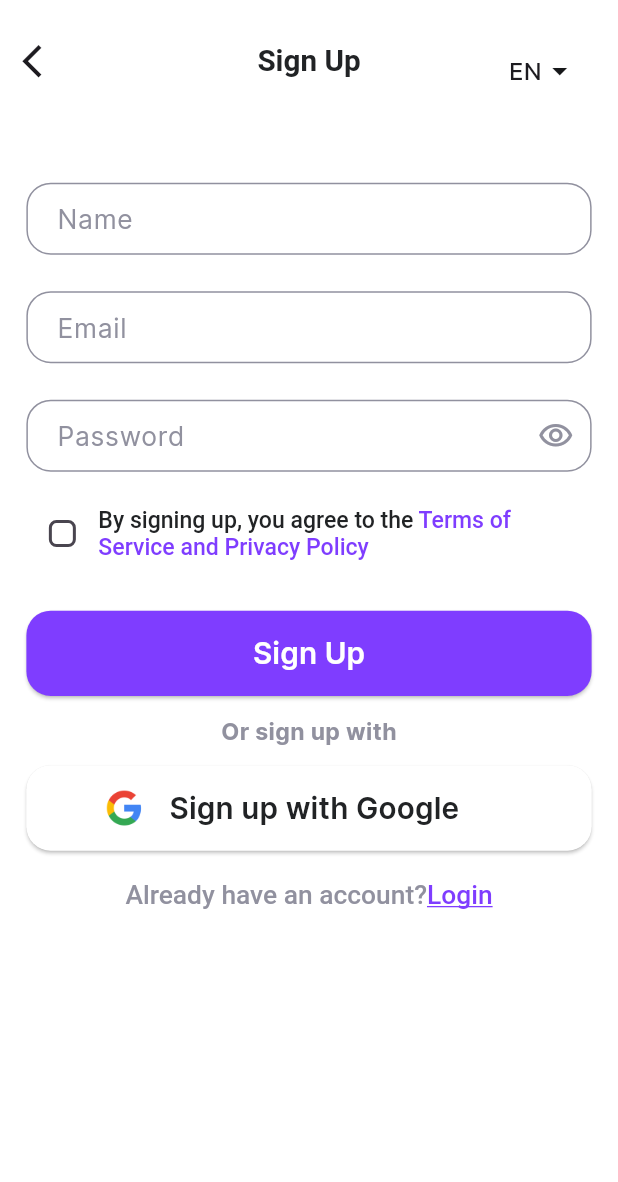
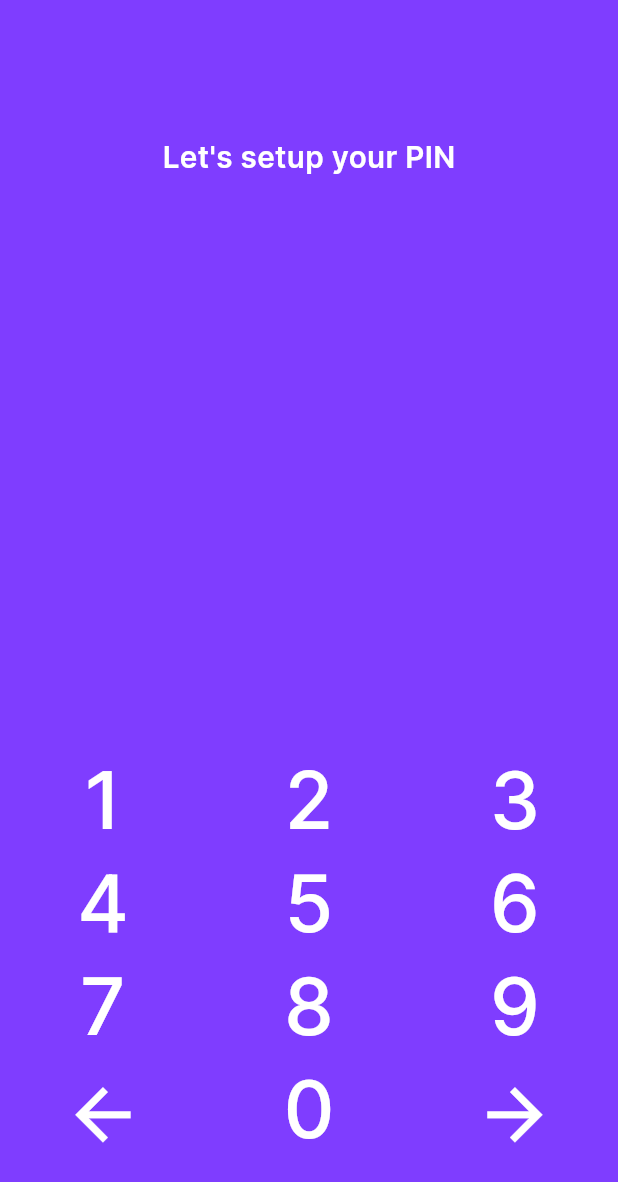
Before and after one commit to BakriIWNL/internship_implementation, a Flutter app: the SignUpScreen screen opened by its route, after a tap on "Sign Up", on a phone screen of 412 x 824 dp. Shown: the top 1182 px of the screen. Run offline on Flutter 3.47's test engine with Material 3 defaults, Android fonts, the phone set to English and light mode, and no system bars; our stand-ins replace equatable, flutter_bloc, flutter_screenutil, go_router; generated files the repository leaves out were written again.

Commit message:
working on the pin pages tied to the setup.

```diff
--- a/lib/core/routes/route_names.dart
+++ b/lib/core/routes/route_names.dart
@@ -5,4 +5,5 @@ class RouteNames {
   static const String onboarding = '/onboarding';
   static const String forgotPassword = '/forgotpassword';
   static const String emailSent = '/emailsent';
+  static const String enterPin = '/enterpin';
 }
--- a/lib/core/routes/routes.dart
+++ b/lib/core/routes/routes.dart
@@ -12,6 +12,7 @@ import 'package:itcores_internship_project/features/onboarding/presentation/cubi
 import 'package:itcores_internship_project/features/onboarding/presentation/screens/onboarding_screen.dart';
 import 'package:itcores_internship_project/features/onboarding/presentation/screens/splash_screen.dart';
 import 'package:itcores_internship_project/features/signup/presentation/cubits/signup/signup_cubit.dart';
+import 'package:itcores_internship_project/features/signup/presentation/screens/enter_pin_screen.dart';
 import 'package:itcores_internship_project/features/signup/presentation/screens/signup_screen.dart';
 
 class Routes {
@@ -65,6 +66,12 @@ class Routes {
       GoRoute(
           path: RouteNames.emailSent,
           builder: (context, state) => const EmailSent()),
+      GoRoute(
+          path: RouteNames.enterPin,
+          builder: (context, state) => BlocProvider(
+                create: (context) => SignupCubit(),
+                child: const EnterPinScreen(),
+              )),
     ],
   );
 }
--- a/lib/core/utils/app_strings.dart
+++ b/lib/core/utils/app_strings.dart
@@ -31,6 +31,7 @@ class AppStrings {
   static const String alreadyHaveAccount = "Already have an account? ";
   static const String orWith = "Or sign up with";
   static const String googleSignUp = "Sign up with Google";
+  static const String setupPin = "let's setup your PIN";
 
   // final Map<String, dynamic> EN = {
   //     appName: 'montra',
--- a/lib/features/signup/presentation/cubits/signup/signup_cubit.dart
+++ b/lib/features/signup/presentation/cubits/signup/signup_cubit.dart
@@ -13,12 +13,14 @@ class SignupCubit extends Cubit<SignupState> {
   TextEditingController emailController = TextEditingController();
   TextEditingController nameController = TextEditingController();
   TextEditingController passwordController = TextEditingController();
+  TextEditingController pinController = TextEditingController();
 
   @override
   Future<void> close(){
     emailController.dispose();
     nameController.dispose();
     passwordController.dispose();
+    pinController.dispose();
     return super.close();
   }
 
@@ -34,5 +36,9 @@ class SignupCubit extends Cubit<SignupState> {
     emit(state.copyWith(isCheckboxChecked: checkboxValue));
   }
 
+  void onPinEntered(String pin) {
+    pinController.text += pin;
+    debugPrint('Pin entered: $pinController.text');
+  }
 
 }
--- /dev/null
+++ b/lib/features/signup/presentation/screens/enter_pin_screen.dart
@@ -0,0 +1,39 @@
+import 'package:flutter/material.dart';
+import 'package:flutter_bloc/flutter_bloc.dart';
+import 'package:flutter_gen/gen_l10n/app_localizations.dart';
+import 'package:flutter_screenutil/flutter_screenutil.dart';
+import 'package:itcores_internship_project/core/themes/app_colors.dart';
+import 'package:itcores_internship_project/features/signup/presentation/cubits/signup/signup_cubit.dart';
+import 'package:itcores_internship_project/features/signup/presentation/widgets/pin_numpad.dart';
+
+class EnterPinScreen extends StatelessWidget {
+  const EnterPinScreen({super.key});
+
+  @override
+  Widget build(BuildContext context) {
+    return Scaffold(
+      backgroundColor: AppColors.purplePrimary,
+      body: Padding(
+        padding: EdgeInsets.only(top: 90.h),
+        child: Column(
+          mainAxisAlignment: MainAxisAlignment.center,
+          children: <Widget>[
+            Text(
+              AppLocalizations.of(context)!.setupPin,
+              style: TextStyle(
+                  fontSize: 18.sp,
+                  color: AppColors.white,
+                  fontWeight: FontWeight.w600),
+            ),
+            (MediaQuery.of(context).size.height * 0.45).verticalSpace,
+            BlocBuilder<SignupCubit, SignupState>(
+              builder: (context, state) {
+                return const PinNumpad();
+              },
+            ),
+          ],
+        ),
+      ),
+    );
+  }
+}
--- /dev/null
+++ b/lib/features/signup/presentation/widgets/numpadbutton.dart
@@ -0,0 +1,28 @@
+import 'package:flutter/material.dart';
+import 'package:flutter_screenutil/flutter_screenutil.dart';
+import 'package:itcores_internship_project/core/themes/app_colors.dart';
+
+class NumpadButton extends StatelessWidget {
+  final int number;
+  final VoidCallback onPressed;
+
+  const NumpadButton({super.key, required this.number, required this.onPressed});
+
+  @override
+  Widget build(BuildContext context) {
+    return ElevatedButton(
+      onPressed: onPressed,
+      style: ElevatedButton.styleFrom(
+        backgroundColor: AppColors.purplePrimary,
+        shadowColor: Colors.transparent,
+        shape: RoundedRectangleBorder(
+          borderRadius: BorderRadius.circular(16.r),
+        ),
+      ),
+      child: Text(
+        number.toString(),
+        style: TextStyle(fontSize: 48.sp,fontWeight: FontWeight.w500,color: AppColors.white),
+      ),
+    );
+  }
+}
--- /dev/null
+++ b/lib/features/signup/presentation/widgets/pin_numpad.dart
@@ -0,0 +1,55 @@
+import 'package:flutter/material.dart';
+import 'package:flutter_screenutil/flutter_screenutil.dart';
+import 'package:itcores_internship_project/core/themes/app_colors.dart';
+import 'package:itcores_internship_project/features/signup/presentation/widgets/numpadbutton.dart';
+
+class PinNumpad extends StatelessWidget {
+  const PinNumpad({super.key});
+
+  @override
+  Widget build(BuildContext context) {
+    TextEditingController Text = TextEditingController();
+    return Expanded(
+      child: Center(
+        child: GridView.builder(
+          gridDelegate: const SliverGridDelegateWithFixedCrossAxisCount(
+            crossAxisCount: 3,
+            childAspectRatio: 2,
+          ),
+          itemCount: 12,
+          itemBuilder: (context, index) {
+            if (index == 9) {
+              return Padding(
+                padding: EdgeInsets.only(top: 6.h),
+                child: IconButton(
+                  icon: Icon(Icons.arrow_back,color: AppColors.white,size: 50.sp,),
+                  onPressed: () {},
+                ),
+              );
+            } else if (index == 10) {
+              return NumpadButton(
+                number: 0,
+                onPressed: () {},
+              );
+            } else if (index == 11) {
+              return Padding(
+                padding: EdgeInsets.only(top: 6.h),
+                child: IconButton(
+                  icon: Icon(Icons.arrow_forward,color: AppColors.white,size: 50.sp,),
+                  onPressed: () {},
+                ),
+              );
+            }else {
+              return NumpadButton(
+                number: index + 1,
+                onPressed: () {
+                  Text.text = Text.text + (index + 1).toString();
+                },
+              );
+            }
+          },
+        ),
+      ),
+    );
+  }
+}
--- a/lib/features/signup/presentation/widgets/signup_buttons.dart
+++ b/lib/features/signup/presentation/widgets/signup_buttons.dart
@@ -17,7 +17,7 @@ class SignUpButtons extends StatelessWidget {
       children: [
         CustomButton(
             text: AppLocalizations.of(context)!.signUp,
-            onPressed: () => {context.go(RouteNames.signUp)},
+            onPressed: () => {context.go(RouteNames.enterPin)},
             size: Size(343.w, 56.h)),
         12.verticalSpace,
         Text(AppLocalizations.of(context)!.orWith,
--- a/lib/l10n/app_ar.arb
+++ b/lib/l10n/app_ar.arb
@@ -25,5 +25,6 @@
     "termsAndConditionsLink": "https://docs.github.com/en/site-policy/github-terms/github-terms-of-service",
     "alreadyHaveAccount": "هل لديك حساب بالفعل؟",
     "orWith": "أو التسجيل باستخدام",
-    "googleSignUp": "التسجيل باستخدام جوجل"
+    "googleSignUp": "التسجيل باستخدام جوجل",
+    "setupPin": "دعنا نقوم بإعداد رقمك السري"
   }
--- a/lib/l10n/app_en.arb
+++ b/lib/l10n/app_en.arb
@@ -25,5 +25,6 @@
   "termsAndConditionsLink": "https://docs.github.com/en/site-policy/github-terms/github-terms-of-service",
   "alreadyHaveAccount": "Already have an account?",
   "orWith": "Or sign up with",
-  "googleSignUp": "Sign up with Google"
+  "googleSignUp": "Sign up with Google",
+  "setupPin": "Let's setup your PIN"
 }
```
Also changed, not shown: lib/features/signup/presentation/widgets/pin_dots.dart (added).
